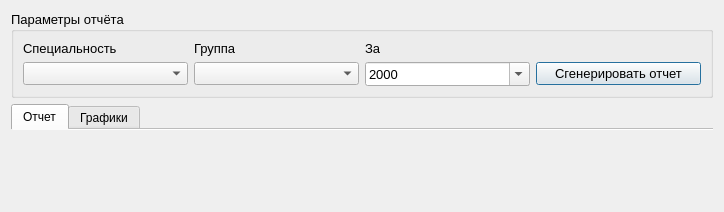
Above: reports/svodotchetgakbally.ui from kanbodows/kafpocs before the change. Below: the same form after it.
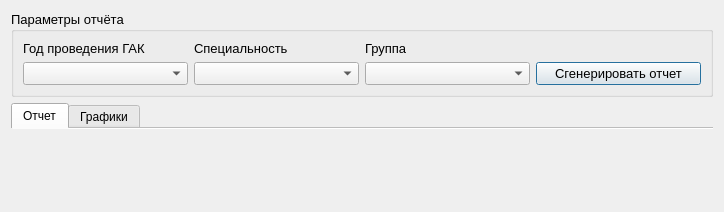
That is the form after the change. Icons and pictures are not drawn.

What changed in the file:
```diff
--- a/reports/svodotchetgakbally.ui
+++ b/reports/svodotchetgakbally.ui
@@ -31,65 +31,14 @@
       <string>Параметры отчёта</string>
      </property>
      <layout class="QGridLayout" name="gridLayout">
-      <item row="1" column="3">
-       <widget class="QDateEdit" name="dateEdit_start">
-        <property name="font">
-         <font>
-          <pointsize>10</pointsize>
-         </font>
-        </property>
-        <property name="displayFormat">
-         <string>yyyy</string>
-        </property>
-        <property name="calendarPopup">
-         <bool>true</bool>
-        </property>
-       </widget>
-      </item>
-      <item row="0" column="3">
-       <widget class="QLabel" name="label_8">
-        <property name="font">
-         <font>
-          <pointsize>10</pointsize>
-         </font>
-        </property>
-        <property name="text">
-         <string>За </string>
-        </property>
-       </widget>
-      </item>
-      <item row="0" column="0">
+      <item row="0" column="1">
        <widget class="QLabel" name="label_4">
         <property name="text">
          <string>Специальность</string>
         </property>
        </widget>
       </item>
-      <item row="1" column="0">
-       <widget class="QComboBox" name="comboBox_spec"/>
-      </item>
-      <item row="0" column="2">
-       <widget class="QLabel" name="label_3">
-        <property name="font">
-         <font>
-          <pointsize>10</pointsize>
-         </font>
-        </property>
-        <property name="text">
-         <string>Группа</string>
-        </property>
-       </widget>
-      </item>
-      <item row="1" column="2">
-       <widget class="QComboBox" name="comboBox_group">
-        <property name="font">
-         <font>
-          <pointsize>10</pointsize>
-         </font>
-        </property>
-       </widget>
-      </item>
-      <item row="1" column="5">
+      <item row="1" column="6">
        <widget class="QPushButton" name="pushButton_showReport">
         <property name="font">
          <font>
@@ -105,6 +54,45 @@
         </property>
        </widget>
       </item>
+      <item row="1" column="3">
+       <widget class="QComboBox" name="comboBox_group">
+        <property name="font">
+         <font>
+          <pointsize>10</pointsize>
+         </font>
+        </property>
+       </widget>
+      </item>
+      <item row="1" column="1">
+       <widget class="QComboBox" name="comboBox_spec"/>
+      </item>
+      <item row="0" column="3">
+       <widget class="QLabel" name="label_3">
+        <property name="font">
+         <font>
+          <pointsize>10</pointsize>
+         </font>
+        </property>
+        <property name="text">
+         <string>Группа</string>
+        </property>
+       </widget>
+      </item>
+      <item row="1" column="0">
+       <widget class="QComboBox" name="comboBox_gak"/>
+      </item>
+      <item row="0" column="0">
+       <widget class="QLabel" name="label_8">
+        <property name="font">
+         <font>
+          <pointsize>10</pointsize>
+         </font>
+        </property>
+        <property name="text">
+         <string>Год проведения ГАК</string>
+        </property>
+       </widget>
+      </item>
      </layout>
     </widget>
    </item>
```
